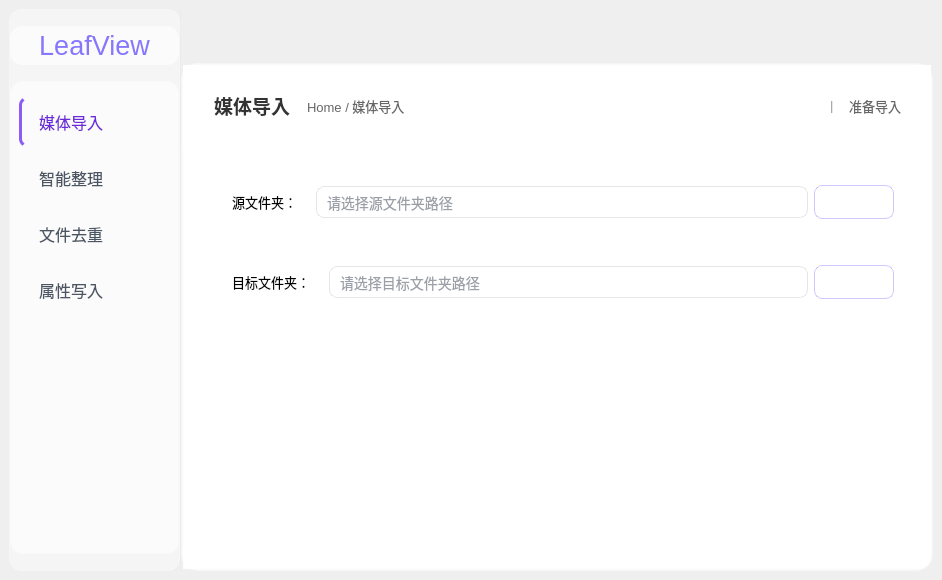
First picture: the form in Ui_MainWindow.ui, repository YangShengzhou03/LeafSort, before the edit.
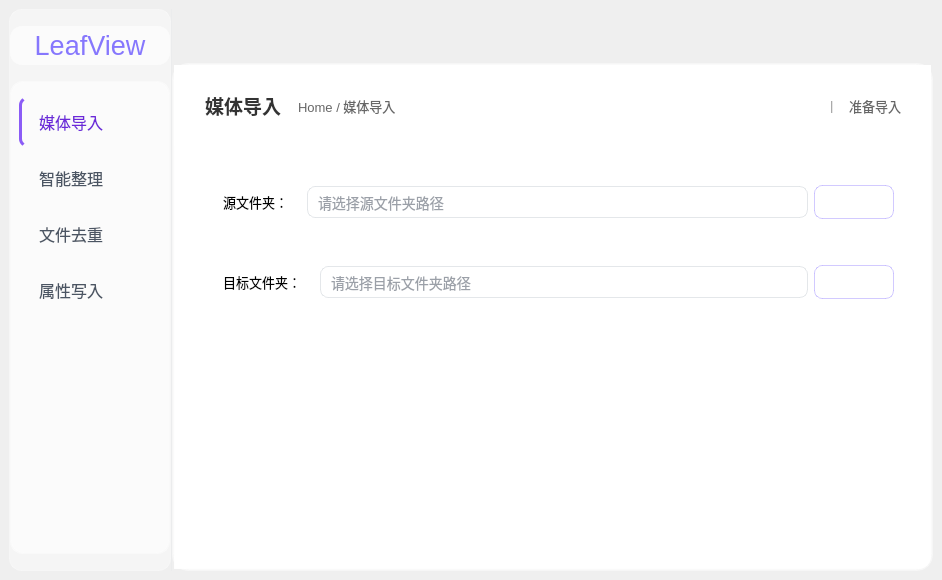
Second picture: the form after the edit. Icons and pictures are not drawn.

Commit message: style: 调整侧

```diff
--- a/Ui_MainWindow.ui
+++ b/Ui_MainWindow.ui
@@ -79,7 +79,7 @@
          </property>
          <property name="maximumSize">
           <size>
-           <width>240</width>
+           <width>162</width>
            <height>16777215</height>
           </size>
          </property>
```
The commit also changes 1 other file.
